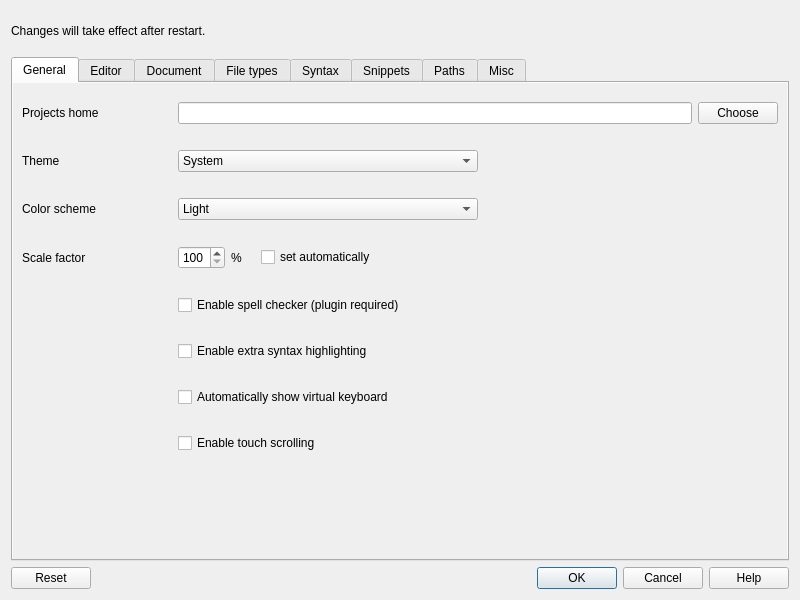
ziracms/editor, file ui/settings.ui: the form before one commit.
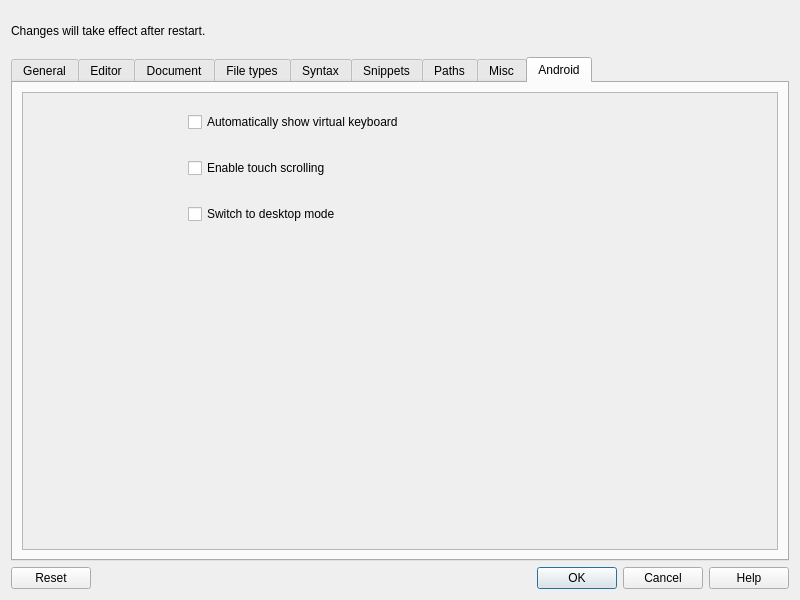
The form after the commit. The open tabs and pages were chosen to show the change.

Commit message: android desktop mode

Patch:
```diff
--- a/ui/settings.ui
+++ b/ui/settings.ui
@@ -379,46 +379,6 @@
              </item>
             </layout>
            </item>
-           <item>
-            <layout class="QHBoxLayout" name="virtualKeyboardLayout">
-             <property name="leftMargin">
-              <number>156</number>
-             </property>
-             <property name="topMargin">
-              <number>10</number>
-             </property>
-             <property name="bottomMargin">
-              <number>10</number>
-             </property>
-             <item>
-              <widget class="QCheckBox" name="virtualKeyboardCheckBox">
-               <property name="text">
-                <string>Automatically show virtual keyboard</string>
-               </property>
-              </widget>
-             </item>
-            </layout>
-           </item>
-           <item>
-            <layout class="QHBoxLayout" name="touchGesturesLayout">
-             <property name="leftMargin">
-              <number>156</number>
-             </property>
-             <property name="topMargin">
-              <number>10</number>
-             </property>
-             <property name="bottomMargin">
-              <number>10</number>
-             </property>
-             <item>
-              <widget class="QCheckBox" name="touchGesturesCheckBox">
-               <property name="text">
-                <string>Enable touch scrolling</string>
-               </property>
-              </widget>
-             </item>
-            </layout>
-           </item>
            <item>
             <spacer name="generalSpacer">
              <property name="orientation">
@@ -2157,6 +2117,105 @@
        </item>
       </layout>
      </widget>
+     <widget class="QWidget" name="androidSettingsTab">
+      <attribute name="title">
+       <string>Android</string>
+      </attribute>
+      <layout class="QVBoxLayout" name="verticalLayout_18">
+       <item>
+        <widget class="QScrollArea" name="androidSettingsScrollArea">
+         <property name="widgetResizable">
+          <bool>true</bool>
+         </property>
+         <widget class="QWidget" name="scrollAreaWidgetContents_9">
+          <property name="geometry">
+           <rect>
+            <x>0</x>
+            <y>0</y>
+            <width>758</width>
+            <height>448</height>
+           </rect>
+          </property>
+          <layout class="QVBoxLayout" name="verticalLayout_19">
+           <item>
+            <layout class="QHBoxLayout" name="virtualKeyboardLayout">
+             <property name="leftMargin">
+              <number>156</number>
+             </property>
+             <property name="topMargin">
+              <number>10</number>
+             </property>
+             <property name="bottomMargin">
+              <number>10</number>
+             </property>
+             <item>
+              <widget class="QCheckBox" name="virtualKeyboardCheckBox">
+               <property name="text">
+                <string>Automatically show virtual keyboard</string>
+               </property>
+              </widget>
+             </item>
+            </layout>
+           </item>
+           <item>
+            <layout class="QHBoxLayout" name="touchGesturesLayout">
+             <property name="leftMargin">
+              <number>156</number>
+             </property>
+             <property name="topMargin">
+              <number>10</number>
+             </property>
+             <property name="bottomMargin">
+              <number>10</number>
+             </property>
+             <item>
+              <widget class="QCheckBox" name="touchGesturesCheckBox">
+               <property name="text">
+                <string>Enable touch scrolling</string>
+               </property>
+              </widget>
+             </item>
+            </layout>
+           </item>
+           <item>
+            <layout class="QHBoxLayout" name="desktopStyleLayout">
+             <property name="leftMargin">
+              <number>156</number>
+             </property>
+             <property name="topMargin">
+              <number>10</number>
+             </property>
+             <property name="bottomMargin">
+              <number>10</number>
+             </property>
+             <item>
+              <widget class="QCheckBox" name="desktopStyleCheckBox">
+               <property name="text">
+                <string>Switch to desktop mode</string>
+               </property>
+              </widget>
+             </item>
+            </layout>
+           </item>
+           <item>
+            <spacer name="verticalSpacer">
+             <property name="orientation">
+              <enum>Qt::Vertical</enum>
+             </property>
+             <property name="sizeHint" stdset="0">
+              <size>
+               <width>20</width>
+               <height>40</height>
+              </size>
+             </property>
+            </spacer>
+           </item>
+          </layout>
+         </widget>
+        </widget>
+       </item>
+      </layout>
+     </widget>
     </widget>
    </item>
    <item>
```
Left out of the diff: 20 changed lines with no effect on the pictures. The commit also changes 7 other files.
